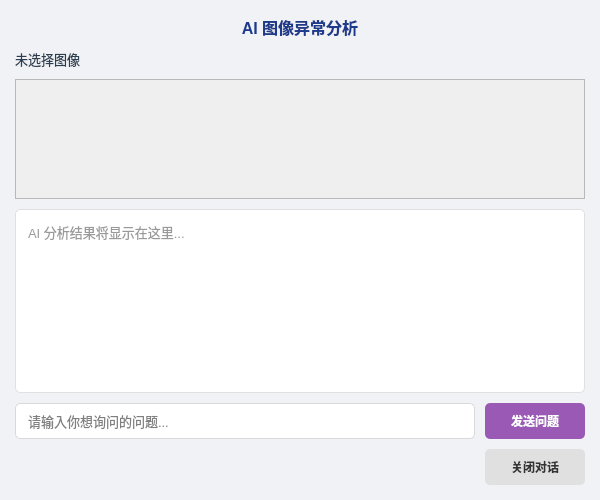
This is ui/ai_chat.ui in 211250243/app as Qt 5 draws it before an edit. The edited form follows.
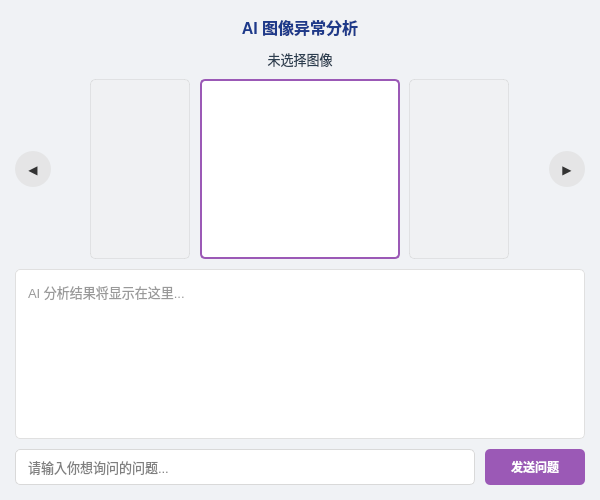
This is the edited form.

Commit message: 完善ai对话功能

```diff
--- a/ui/ai_chat.ui
+++ b/ui/ai_chat.ui
@@ -70,47 +70,223 @@
      <property name="text">
       <string>未选择图像</string>
      </property>
+     <property name="alignment">
+      <set>Qt::AlignmentFlag::AlignCenter</set>
+     </property>
     </widget>
    </item>
    <item>
-    <widget class="QScrollArea" name="imageScrollArea">
+    <widget class="QFrame" name="imageGalleryFrame">
      <property name="minimumSize">
       <size>
        <width>0</width>
-       <height>120</height>
+       <height>180</height>
       </size>
      </property>
-     <property name="maximumSize">
-      <size>
-       <width>16777215</width>
-       <height>150</height>
-      </size>
+     <property name="frameShape">
+      <enum>QFrame::NoFrame</enum>
      </property>
-     <property name="widgetResizable">
-      <bool>true</bool>
+     <property name="frameShadow">
+      <enum>QFrame::Raised</enum>
      </property>
-     <widget class="QWidget" name="scrollAreaWidgetContents">
-      <property name="geometry">
-       <rect>
-        <x>0</x>
-        <y>0</y>
-        <width>570</width>
-        <height>148</height>
-       </rect>
+     <layout class="QHBoxLayout" name="horizontalLayout_3">
+      <property name="spacing">
+       <number>8</number>
       </property>
-      <layout class="QHBoxLayout" name="horizontalLayout_2">
-       <item>
-        <widget class="QLabel" name="imageLabel">
-         <property name="text">
-          <string/>
-         </property>
-         <property name="alignment">
-          <set>Qt::AlignmentFlag::AlignCenter</set>
-         </property>
-        </widget>
-       </item>
-      </layout>
-     </widget>
+      <property name="leftMargin">
+       <number>0</number>
+      </property>
+      <property name="topMargin">
+       <number>0</number>
+      </property>
+      <property name="rightMargin">
+       <number>0</number>
+      </property>
+      <property name="bottomMargin">
+       <number>0</number>
+      </property>
+      <item>
+       <widget class="QPushButton" name="prevImageButton">
+        <property name="minimumSize">
+         <size>
+          <width>36</width>
+          <height>36</height>
+         </size>
+        </property>
+        <property name="styleSheet">
+         <string notr="true">QPushButton {
+    background-color: rgba(224, 224, 224, 180);
+    color: #333333;
+    border: none;
+    border-radius: 18px;
+    font-family: &quot;Microsoft YaHei UI&quot;;
+    font-weight: bold;
+    padding: 5px;
+}
+QPushButton:hover {
+    background-color: rgba(208, 208, 208, 200);
+}
+QPushButton:pressed {
+    background-color: rgba(192, 192, 192, 220);
+}</string>
+        </property>
+        <property name="text">
+         <string>◀</string>
+        </property>
+       </widget>
+      </item>
+      <item>
+       <spacer name="horizontalSpacer_2">
+        <property name="orientation">
+         <enum>Qt::Orientation::Horizontal</enum>
+        </property>
+        <property name="sizeHint" stdset="0">
+         <size>
+          <width>40</width>
+          <height>20</height>
+         </size>
+        </property>
+       </spacer>
+      </item>
+      <item>
+       <widget class="QLabel" name="leftImageLabel">
+        <property name="minimumSize">
+         <size>
+          <width>100</width>
+          <height>100</height>
+         </size>
+        </property>
+        <property name="styleSheet">
+         <string notr="true">QLabel {
+    background-color: rgba(240, 240, 240, 80);
+    border: 1px solid rgba(200, 200, 200, 100);
+    border-radius: 5px;
+}</string>
+        </property>
+        <property name="text">
+         <string/>
+        </property>
+        <property name="alignment">
+         <set>Qt::AlignmentFlag::AlignCenter</set>
+        </property>
+       </widget>
+      </item>
+      <item>
+       <spacer name="horizontalSpacer_3">
+        <property name="orientation">
+         <enum>Qt::Orientation::Horizontal</enum>
+        </property>
+        <property name="sizeHint" stdset="0">
+         <size>
+          <width>10</width>
+          <height>20</height>
+         </size>
+        </property>
+       </spacer>
+      </item>
+      <item>
+       <widget class="QLabel" name="centerImageLabel">
+        <property name="minimumSize">
+         <size>
+          <width>200</width>
+          <height>160</height>
+         </size>
+        </property>
+        <property name="styleSheet">
+         <string notr="true">QLabel {
+    background-color: rgba(255, 255, 255, 255);
+    border: 2px solid #9B59B6;
+    border-radius: 5px;
+}</string>
+        </property>
+        <property name="text">
+         <string/>
+        </property>
+        <property name="alignment">
+         <set>Qt::AlignmentFlag::AlignCenter</set>
+        </property>
+       </widget>
+      </item>
+      <item>
+       <spacer name="horizontalSpacer_4">
+        <property name="orientation">
+         <enum>Qt::Orientation::Horizontal</enum>
+        </property>
+        <property name="sizeHint" stdset="0">
+         <size>
+          <width>10</width>
+          <height>20</height>
+         </size>
+        </property>
+       </spacer>
+      </item>
+      <item>
+       <widget class="QLabel" name="rightImageLabel">
+        <property name="minimumSize">
+         <size>
+          <width>100</width>
+          <height>100</height>
+         </size>
+        </property>
+        <property name="styleSheet">
+         <string notr="true">QLabel {
+    background-color: rgba(240, 240, 240, 80);
+    border: 1px solid rgba(200, 200, 200, 100);
+    border-radius: 5px;
+}</string>
+        </property>
+        <property name="text">
+         <string/>
+        </property>
+        <property name="alignment">
+         <set>Qt::AlignmentFlag::AlignCenter</set>
+        </property>
+       </widget>
+      </item>
+      <item>
+       <spacer name="horizontalSpacer_5">
+        <property name="orientation">
+         <enum>Qt::Orientation::Horizontal</enum>
+        </property>
+        <property name="sizeHint" stdset="0">
+         <size>
+          <width>40</width>
+          <height>20</height>
+         </size>
+        </property>
+       </spacer>
+      </item>
+      <item>
+       <widget class="QPushButton" name="nextImageButton">
+        <property name="minimumSize">
+         <size>
+          <width>36</width>
+          <height>36</height>
+         </size>
+        </property>
+        <property name="styleSheet">
+         <string notr="true">QPushButton {
+    background-color: rgba(224, 224, 224, 180);
+    color: #333333;
+    border: none;
+    border-radius: 18px;
+    font-family: &quot;Microsoft YaHei UI&quot;;
+    font-weight: bold;
+    padding: 5px;
+}
+QPushButton:hover {
+    background-color: rgba(208, 208, 208, 200);
+}
+QPushButton:pressed {
+    background-color: rgba(192, 192, 192, 220);
+}</string>
+        </property>
+        <property name="text">
+         <string>▶</string>
+        </property>
+       </widget>
+      </item>
+     </layout>
     </widget>
    </item>
    <item>
@@ -201,56 +377,7 @@
      </item>
     </layout>
    </item>
-   <item>
-    <layout class="QHBoxLayout" name="buttonLayout">
-     <property name="spacing">
-      <number>10</number>
-     </property>
-     <item>
-      <spacer name="horizontalSpacer">
-       <property name="orientation">
-        <enum>Qt::Orientation::Horizontal</enum>
-       </property>
-       <property name="sizeHint" stdset="0">
-        <size>
-         <width>40</width>
-         <height>20</height>
-        </size>
-       </property>
-      </spacer>
-     </item>
-     <item>
-      <widget class="QPushButton" name="closeButton">
-       <property name="minimumSize">
-        <size>
-         <width>100</width>
-         <height>36</height>
-        </size>
-       </property>
-       <property name="styleSheet">
-        <string notr="true">QPushButton {
-    background-color: #E0E0E0;
-    color: #333333;
-    border: none;
-    border-radius: 5px;
-    font-family: &quot;Microsoft YaHei UI&quot;;
-    font-weight: bold;
-    padding: 5px;
-}
-QPushButton:hover {
-    background-color: #D0D0D0;
-}
-QPushButton:pressed {
-    background-color: #C0C0C0;
-}</string>
-       </property>
-       <property name="text">
-        <string>关闭对话</string>
-       </property>
-      </widget>
-     </item>
-    </layout>
-   </item>
+
   </layout>
  </widget>
  <resources/>
```
Left out of the diff: 2 changed lines with no effect on the pictures. The commit also changes 3 other files.
